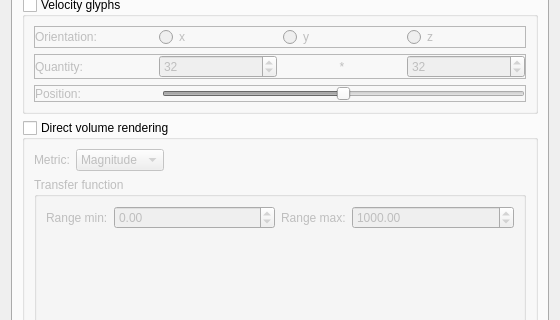
First picture: the form in WindSim/src/GUI/ui/voxelGridProperties.ui, repository gudajan/Windsim, before the edit; both pictures show x 0 to 560 and y 363 to 683 of the 560 by 819 pixel window.
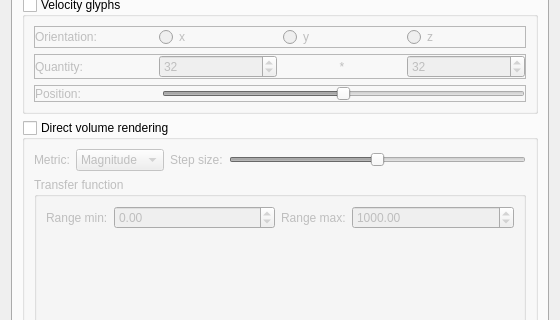
Second picture: the form after the edit. Icons and pictures are not drawn. Custom widgets are drawn as their Qt base class.

Commit message: * Added stepsize slider for volume rendering * Improved scale visualization of transfer function: Show better values in scale * Fixed bug on creating a TransferFunction from Json

```diff
--- a/WindSim/src/GUI/ui/voxelGridProperties.ui
+++ b/WindSim/src/GUI/ui/voxelGridProperties.ui
@@ -959,6 +959,13 @@
           <bool>false</bool>
          </property>
          <layout class="QGridLayout" name="gridLayout_6">
+          <item row="0" column="2">
+           <widget class="QLabel" name="lStepSize">
+            <property name="text">
+             <string>Step size:</string>
+            </property>
+           </widget>
+          </item>
           <item row="0" column="0">
            <widget class="QLabel" name="lMetric">
             <property name="text">
@@ -980,23 +987,23 @@
             </item>
            </widget>
           </item>
-          <item row="0" column="2">
-           <spacer name="horizontalSpacer">
+          <item row="0" column="3">
+           <widget class="QSlider" name="hsStepSize">
+            <property name="minimum">
+             <number>1</number>
+            </property>
+            <property name="maximum">
+             <number>1000</number>
+            </property>
+            <property name="value">
+             <number>500</number>
+            </property>
             <property name="orientation">
              <enum>Qt::Horizontal</enum>
             </property>
-            <property name="sizeType">
-             <enum>QSizePolicy::Expanding</enum>
-            </property>
-            <property name="sizeHint" stdset="0">
-             <size>
-              <width>40</width>
-              <height>20</height>
-             </size>
-            </property>
-           </spacer>
+           </widget>
           </item>
-          <item row="1" column="0" colspan="3">
+          <item row="1" column="0" colspan="4">
            <widget class="QGroupBox" name="gbTxFunction">
             <property name="title">
              <string>Transfer function</string>
```
The commit also changes 8 other files.
